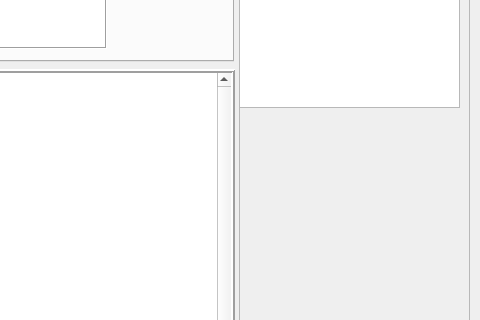
First picture: the form in main_window.ui, repository Kaspar0810/Competitions_TT_SQL, before the edit; both pictures show x 921 to 1401 and y 183 to 503 of the 1401 by 704 pixel window.
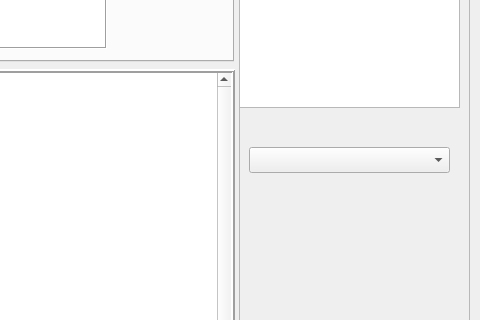
Second picture: the form after the edit. The open tabs and pages were chosen to show the change.

```diff
--- a/main_window.ui
+++ b/main_window.ui
@@ -3270,6 +3270,19 @@
       <enum>Qt::DashDotLine</enum>
      </property>
     </widget>
+    <widget class="QComboBox" name="comboBox_fltr_region">
+     <property name="geometry">
+      <rect>
+       <x>10</x>
+       <y>320</y>
+       <width>201</width>
+       <height>26</height>
+      </rect>
+     </property>
+     <property name="editable">
+      <bool>false</bool>
+     </property>
+    </widget>
    </widget>
    <widget class="QTableWidget" name="tableWidget">
     <property name="geometry">
```
Left out of the diff: 22 changed lines with no effect on the pictures.
